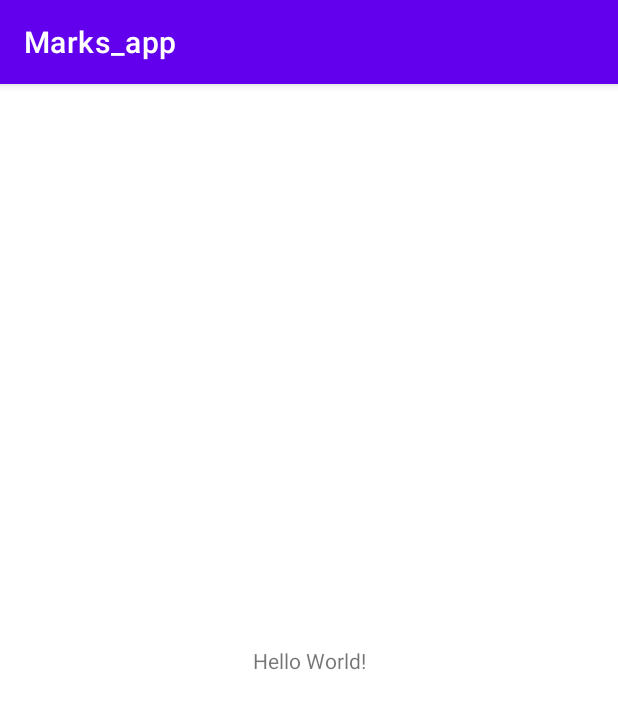
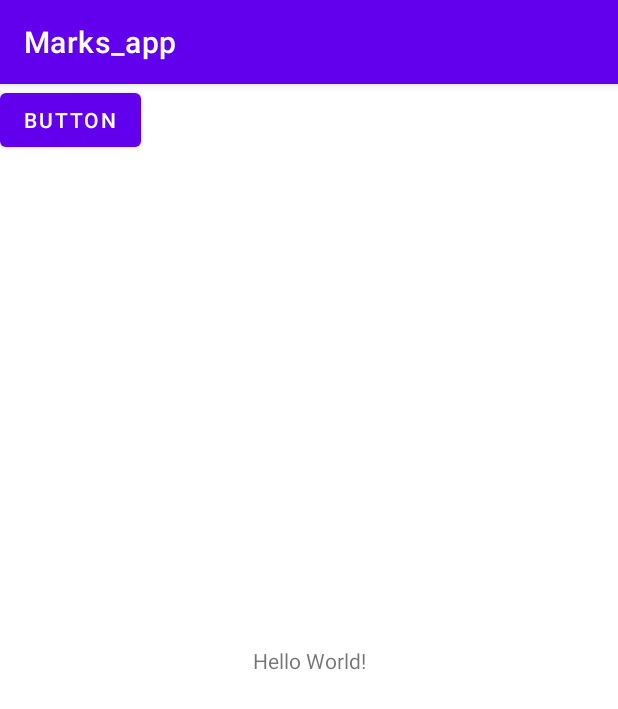
Before and after one commit to GhostsDragons/Marks_Manager, an Android app: the screen it shows after launch (MainActivity), on a phone screen of 412 x 824 dp. Shown: the top 709 px of the screen. Run offline under Robolectric (Android 15) with nearby library versions, the phone set to English and light mode, and no system bars.

Commit message:
add button

```diff
--- a/app/src/main/res/layout/activity_main.xml
+++ b/app/src/main/res/layout/activity_main.xml
@@ -15,4 +15,12 @@
         app:layout_constraintStart_toStartOf="parent"
         app:layout_constraintTop_toTopOf="parent" />
 
+    <Button
+        android:id="@+id/button"
+        android:layout_width="wrap_content"
+        android:layout_height="wrap_content"
+        android:text="Button"
+        tools:layout_editor_absoluteX="158dp"
+        tools:layout_editor_absoluteY="144dp" />
+
 </androidx.constraintlayout.widget.ConstraintLayout>
```
Also changed, not shown: 1 other file.
